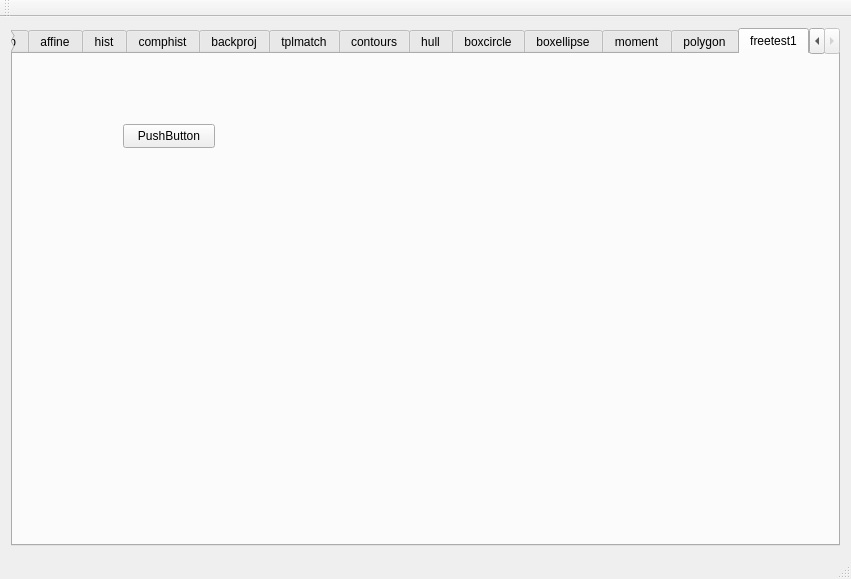
Before: the Qt Designer form uis/mainwindow.ui in kitech/nullimp, drawn with Qt 5.
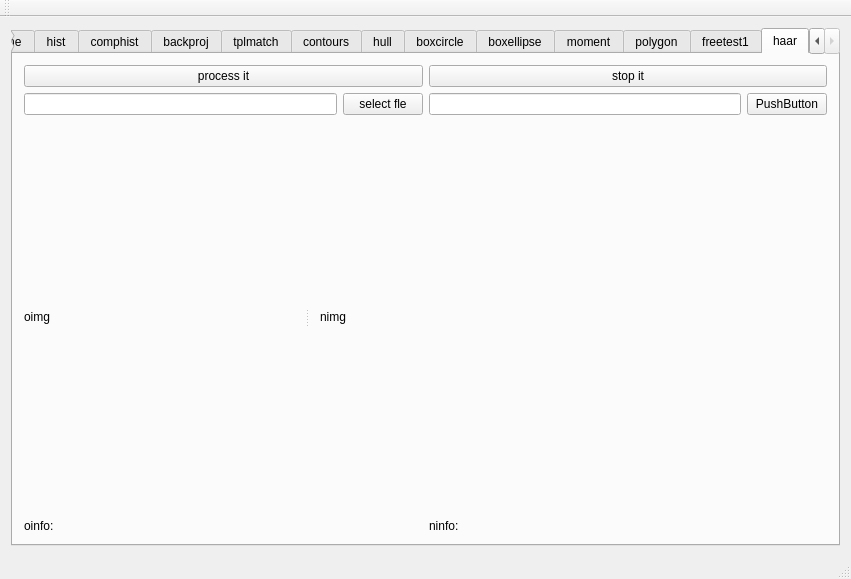
After: the same form once the commit is applied.

Commit message: haar cpp

```diff
--- a/uis/mainwindow.ui
+++ b/uis/mainwindow.ui
@@ -21,7 +21,7 @@
        <enum>QTabWidget::North</enum>
       </property>
       <property name="currentIndex">
-       <number>24</number>
+       <number>25</number>
       </property>
       <widget class="QWidget" name="tab">
        <attribute name="title">
@@ -4142,6 +4142,142 @@
         </property>
        </widget>
       </widget>
+      <widget class="QWidget" name="tab_26">
+       <attribute name="title">
+        <string>haar</string>
+       </attribute>
+       <layout class="QVBoxLayout" name="verticalLayout_37">
+        <item>
+         <layout class="QVBoxLayout" name="verticalLayout_36">
+          <item>
+           <layout class="QHBoxLayout" name="horizontalLayout_118">
+            <item>
+             <widget class="QPushButton" name="pushButton_119">
+              <property name="text">
+               <string>process it</string>
+              </property>
+             </widget>
+            </item>
+            <item>
+             <widget class="QPushButton" name="pushButton_120">
+              <property name="text">
+               <string>stop it</string>
+              </property>
+             </widget>
+            </item>
+           </layout>
+          </item>
+          <item>
+           <layout class="QHBoxLayout" name="horizontalLayout_120">
+            <item>
+             <widget class="QLineEdit" name="lineEdit_59"/>
+            </item>
+            <item>
+             <widget class="QPushButton" name="pushButton_121">
+              <property name="text">
+               <string>select fle</string>
+              </property>
+             </widget>
+            </item>
+            <item>
+             <widget class="QLineEdit" name="lineEdit_60"/>
+            </item>
+            <item>
+             <widget class="QPushButton" name="pushButton_122">
+              <property name="text">
+               <string>PushButton</string>
+              </property>
+             </widget>
+            </item>
+           </layout>
+          </item>
+          <item>
+           <widget class="QSplitter" name="splitter_29">
+            <property name="sizePolicy">
+             <sizepolicy hsizetype="Expanding" vsizetype="Expanding">
+              <horstretch>0</horstretch>
+              <verstretch>0</verstretch>
+             </sizepolicy>
+            </property>
+            <property name="orientation">
+             <enum>Qt::Horizontal</enum>
+            </property>
+            <widget class="QLabel" name="label_161">
+             <property name="sizePolicy">
+              <sizepolicy hsizetype="Preferred" vsizetype="Expanding">
+               <horstretch>0</horstretch>
+               <verstretch>0</verstretch>
+              </sizepolicy>
+             </property>
+             <property name="text">
+              <string>oimg</string>
+             </property>
+            </widget>
+            <widget class="QWidget" name="layoutWidget_39">
+             <layout class="QGridLayout" name="gridLayout_31">
+              <item row="0" column="0">
+               <widget class="QLabel" name="label_162">
+                <property name="sizePolicy">
+                 <sizepolicy hsizetype="Preferred" vsizetype="Preferred">
+                  <horstretch>0</horstretch>
+                  <verstretch>0</verstretch>
+                 </sizepolicy>
+                </property>
+                <property name="text">
+                 <string>nimg</string>
+                </property>
+               </widget>
+              </item>
+             </layout>
+            </widget>
+           </widget>
+          </item>
+          <item>
+           <layout class="QHBoxLayout" name="horizontalLayout_121">
+            <item>
+             <widget class="QLabel" name="label_163">
+              <property name="sizePolicy">
+               <sizepolicy hsizetype="Preferred" vsizetype="Minimum">
+                <horstretch>0</horstretch>
+                <verstretch>0</verstretch>
+               </sizepolicy>
+              </property>
+              <property name="maximumSize">
+               <size>
+                <width>16777215</width>
+                <height>32</height>
+               </size>
+              </property>
+              <property name="text">
+               <string>oinfo:</string>
+              </property>
+             </widget>
+            </item>
+            <item>
+             <widget class="QLabel" name="label_164">
+              <property name="sizePolicy">
+               <sizepolicy hsizetype="Preferred" vsizetype="Minimum">
+                <horstretch>0</horstretch>
+                <verstretch>0</verstretch>
+               </sizepolicy>
+              </property>
+              <property name="maximumSize">
+               <size>
+                <width>16777215</width>
+                <height>32</height>
+               </size>
+              </property>
+              <property name="text">
+               <string>ninfo:</string>
+              </property>
+             </widget>
+            </item>
+           </layout>
+          </item>
+         </layout>
+        </item>
+       </layout>
+      </widget>
      </widget>
     </item>
    </layout>
```
The commit also changes 3 other files.
